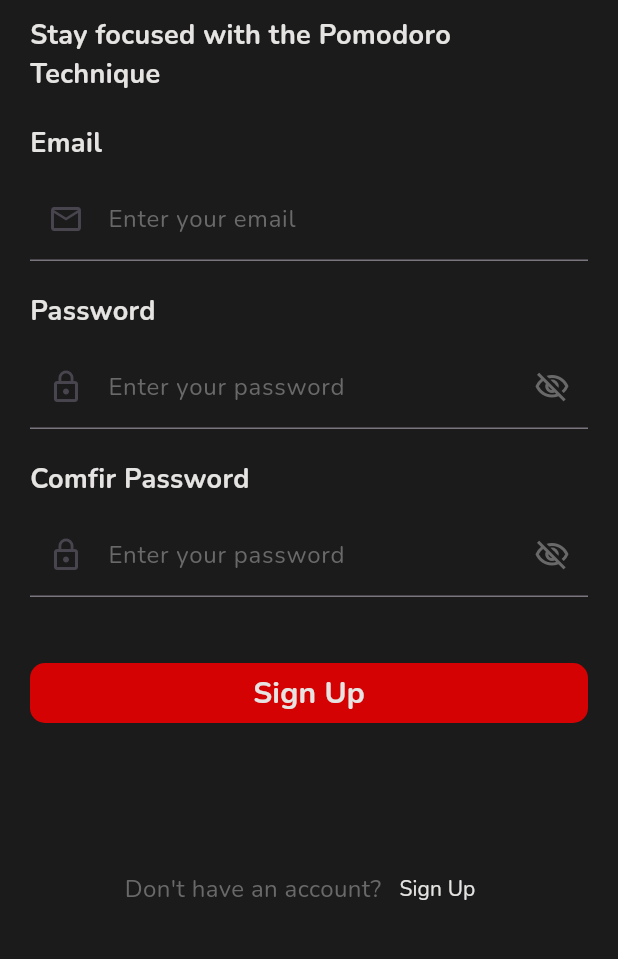
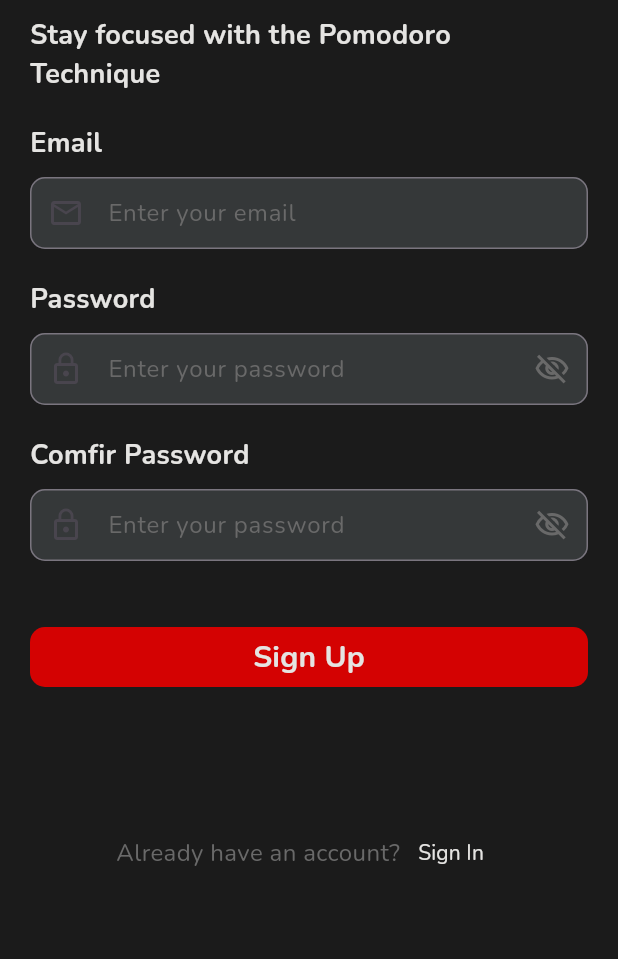
Before and after one commit to hpzynha/pomodero_app, a Flutter app: the SignUpPage screen opened by its route, on a phone screen of 412 x 824 dp, the part 276-1235 px from its top. Run offline on Flutter 3.47's test engine with Material 3 defaults, Android fonts, the light colour scheme and no system bars; our stand-ins replace animated_splash_screen, firebase_auth, firebase_core, flutter_svg, google_fonts, page_transition; accounts and stored records are empty; network calls fail.

Commit message:
handling erros

```diff
--- a/lib/pages/sign_up_page.dart
+++ b/lib/pages/sign_up_page.dart
@@ -81,11 +81,11 @@
                       mainAxisAlignment: MainAxisAlignment.center,
                       children: [
                         Text(
-                          "Don't have an account?",
+                          "Already have an account?",
                           style: PomoderoTextStyles.hintTex,
                         ),
                         textButton(
-                            text: 'Sign Up',
+                            text: 'Sign In',
                             onPress: () {
                               Navigator.pushNamed(context, '/signInPage');
                             },
--- a/lib/style/colors.dart
+++ b/lib/style/colors.dart
@@ -11,3 +11,7 @@
 Color hintColorGray = const Color(0xFF696969);
 
 Color engineeringOrange = const Color(0xFFD40202);
+
+Color onyx = const Color(0xFF353839);
+
+Color springGreen = const Color(0XFF04F16F);
--- a/lib/widgets/custom_text_form_field_widget.dart
+++ b/lib/widgets/custom_text_form_field_widget.dart
@@ -69,8 +69,7 @@
         const SizedBox(height: 10),
         Container(
           decoration: BoxDecoration(
-            borderRadius: BorderRadius.circular(20),
-          ),
+              borderRadius: BorderRadius.circular(10), color: onyx),
           child: TextFormField(
             controller: widget.controller,
             keyboardType: TextInputType.emailAddress,
@@ -99,6 +98,13 @@
               floatingLabelBehavior: FloatingLabelBehavior.always,
               contentPadding: const EdgeInsets.only(left: 8, bottom: 16),
               errorText: _showError ? errorText : null,
+              border: OutlineInputBorder(
+                borderRadius: BorderRadius.circular(10),
+              ),
+              focusedBorder: OutlineInputBorder(
+                borderRadius: BorderRadius.circular(10),
+                borderSide: BorderSide(color: springGreen),
+              ),
             ),
           ),
         ),
```
